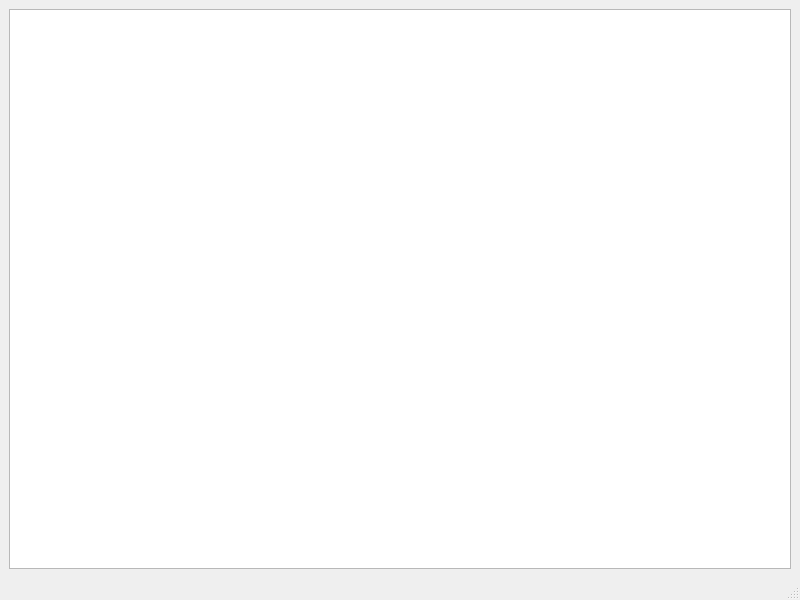
First picture: the form in mainwindow.ui, repository ImaginaryDen/Fractal_CPP, before the edit.
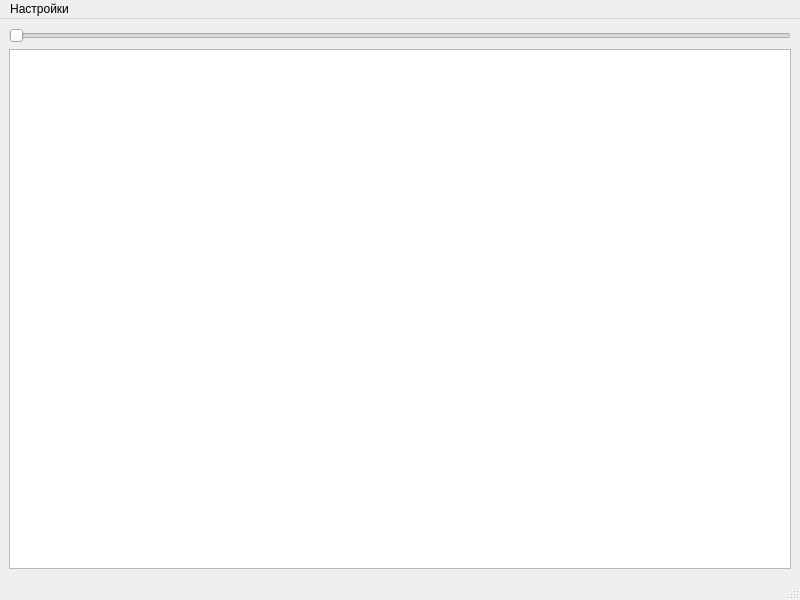
Second picture: the form after the edit.

Commit message: Добавил интерфейс для настройки итераций Добавил оптимизацию при движении Поправил пару ошибок

```diff
--- a/mainwindow.ui
+++ b/mainwindow.ui
@@ -15,9 +15,16 @@
   </property>
   <widget class="QWidget" name="centralwidget">
    <layout class="QGridLayout" name="gridLayout">
-    <item row="0" column="0">
+    <item row="2" column="0">
      <widget class="QGraphicsView" name="image"/>
     </item>
+    <item row="1" column="0">
+     <widget class="QSlider" name="set_sensibility">
+      <property name="orientation">
+       <enum>Qt::Horizontal</enum>
+      </property>
+     </widget>
+    </item>
    </layout>
   </widget>
   <widget class="QMenuBar" name="menubar">
@@ -29,6 +36,20 @@
      <height>22</height>
     </rect>
    </property>
+   <widget class="QMenu" name="menu">
+    <property name="title">
+     <string>Настройки</string>
+    </property>
+    <widget class="QMenu" name="menu_2">
+     <property name="title">
+      <string>Отобразить</string>
+     </property>
+     <addaction name="insert_mandelbrot"/>
+     <addaction name="insert_julia"/>
+    </widget>
+    <addaction name="menu_2"/>
+   </widget>
+   <addaction name="menu"/>
   </widget>
   <widget class="QStatusBar" name="statusbar"/>
  </widget>
```
Left out of the diff: 16 changed lines with no effect on the pictures. The commit also changes 10 other files.
